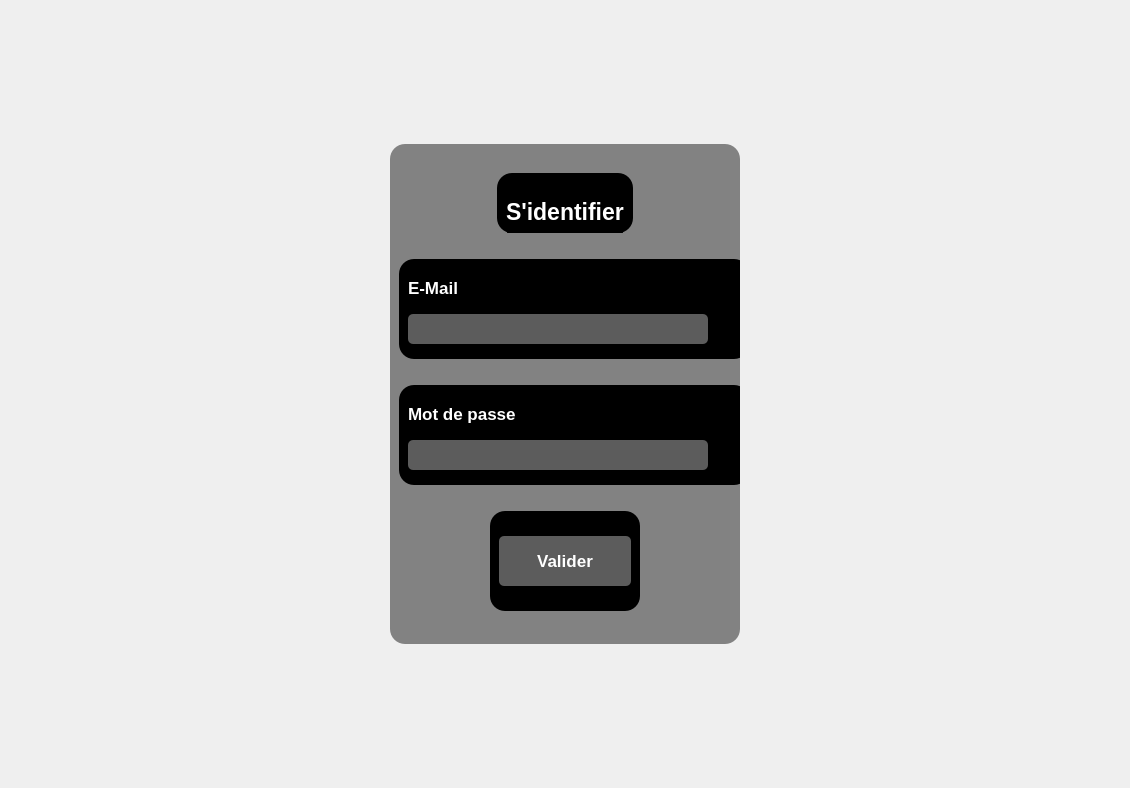
Qt form front-end/authentification/authentification.ui (0xBrdn/TaskFlow) before a commit.
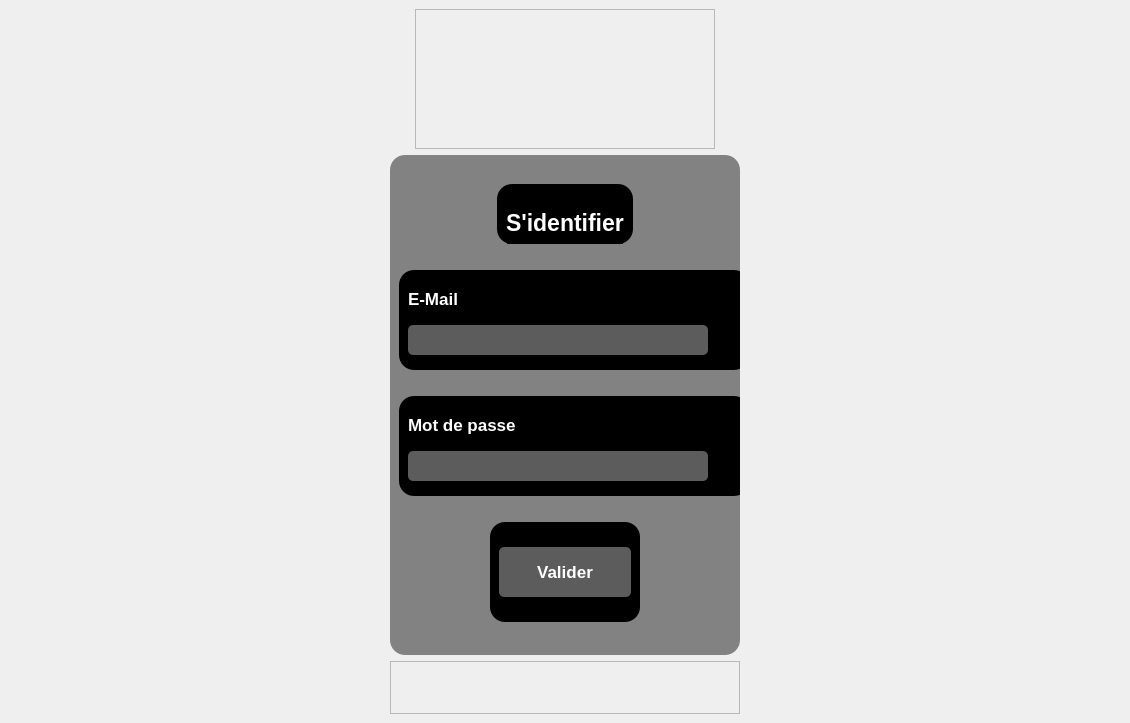
The same form after that commit. Icons and pictures are not drawn.

What changed in the file:
```diff
--- a/front-end/authentification/authentification.ui
+++ b/front-end/authentification/authentification.ui
@@ -7,7 +7,7 @@
     <x>0</x>
     <y>0</y>
     <width>1130</width>
-    <height>788</height>
+    <height>723</height>
    </rect>
   </property>
   <property name="windowTitle">
@@ -23,12 +23,12 @@
 }</string>
    </property>
    <layout class="QGridLayout" name="gridLayout">
-    <item row="1" column="0">
+    <item row="2" column="0">
      <widget class="QFrame" name="frameMire">
       <property name="minimumSize">
        <size>
         <width>350</width>
-        <height>30</height>
+        <height>500</height>
        </size>
       </property>
       <property name="maximumSize">
@@ -348,6 +348,42 @@
       </layout>
      </widget>
     </item>
+    <item row="0" column="0" alignment="Qt::AlignHCenter">
+     <widget class="QFrame" name="frame">
+      <property name="minimumSize">
+       <size>
+        <width>300</width>
+        <height>140</height>
+       </size>
+      </property>
+      <property name="maximumSize">
+       <size>
+        <width>300</width>
+        <height>160</height>
+       </size>
+      </property>
+      <property name="styleSheet">
+       <string notr="true">border-image: url(:/images/images/TASKFLOW (3).png);</string>
+      </property>
+      <property name="frameShape">
+       <enum>QFrame::StyledPanel</enum>
+      </property>
+      <property name="frameShadow">
+       <enum>QFrame::Raised</enum>
+      </property>
+      <layout class="QHBoxLayout" name="horizontalLayout"/>
+     </widget>
+    </item>
+    <item row="3" column="0">
+     <widget class="QFrame" name="frame_2">
+      <property name="frameShape">
+       <enum>QFrame::StyledPanel</enum>
+      </property>
+      <property name="frameShadow">
+       <enum>QFrame::Raised</enum>
+      </property>
+     </widget>
+    </item>
    </layout>
   </widget>
  </widget>
```
Left out of the diff: 2 changed lines with no effect on the pictures.
